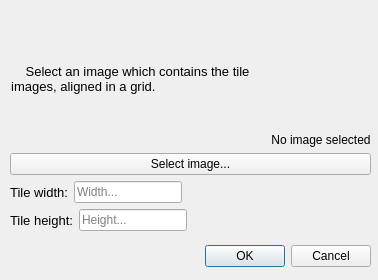
First picture: the form in src/ui/tileset/tileset_dialog.ui, repository albin-johansson/tactile, before the edit.
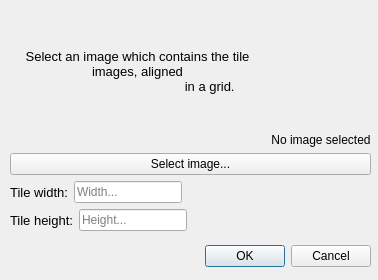
Second picture: the form after the edit. Icons and pictures are not drawn.

Commit message: Update tile size

Diff of the .ui file:
```diff
--- a/src/ui/tileset/tileset_dialog.ui
+++ b/src/ui/tileset/tileset_dialog.ui
@@ -56,7 +56,9 @@
          </font>
         </property>
         <property name="text">
-         <string>Select an image which contains the tile images, aligned in a grid.                              </string>
+                                    <string>Select an image which contains the tile images, aligned
+                                        in a grid.
+                                    </string>
         </property>
         <property name="alignment">
          <set>Qt::AlignCenter</set>
```
Left out of the diff: 4 changed lines with no effect on the pictures. Lines whose indentation alone changed are shown as unchanged. The commit also changes 17 other files.
